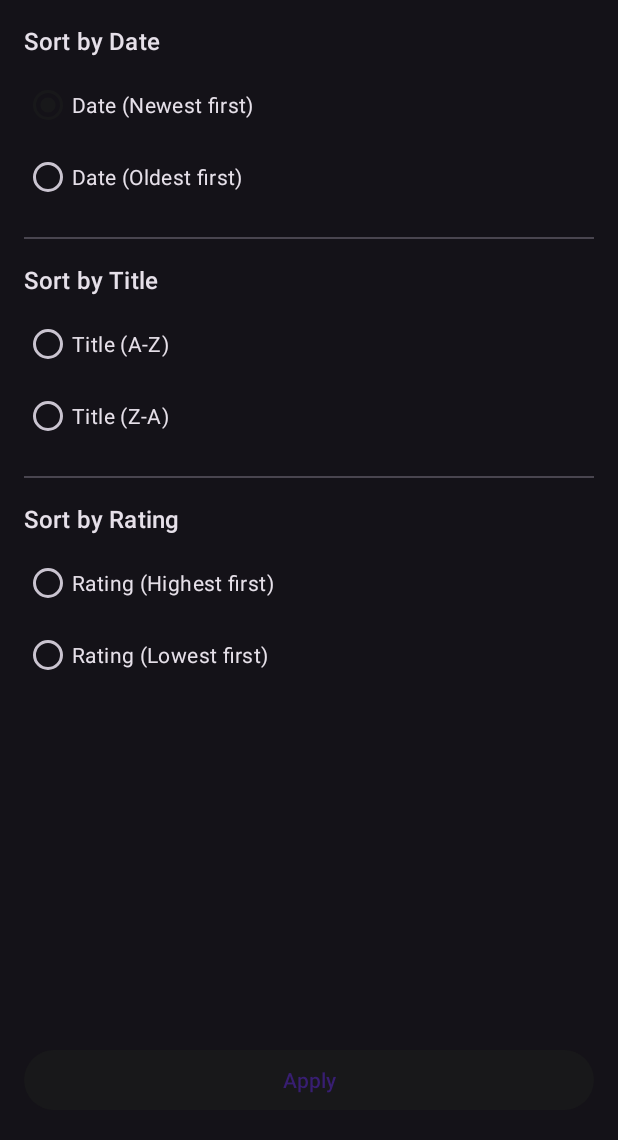
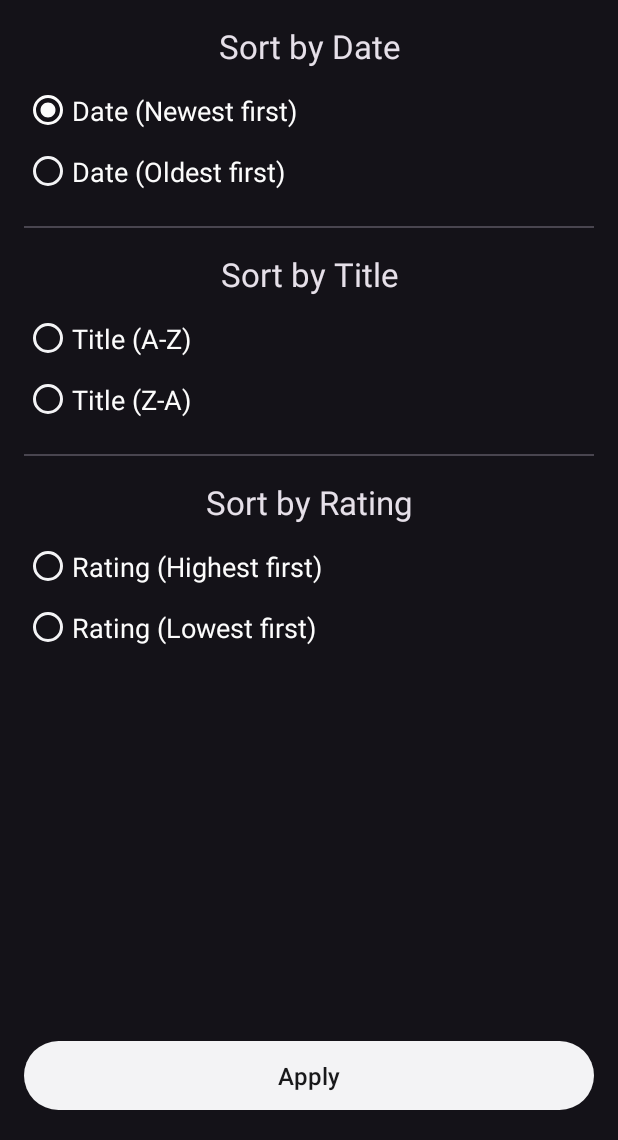
Before and after one commit to OkayMarta/BookDiaryMobile, an Android app: the screen it shows after launch (MainActivity), after a tap on "Sort", on a phone screen of 412 x 824 dp, the part 96-1236 px from its top. Run offline under Robolectric (Android 15) with nearby library versions, the phone set to English and light mode, and no system bars; our stand-ins replace Dagger/Hilt's generated code, Room's generated code, navigation-ui; 1 other tap on this screen came first.

Commit message:
Style: Refine layout and typography on Sort Options screen
Reworked the Sort Options screen to improve readability and visual hierarchy.

- Increased the font size for both section headers and radio button options.
- Centered the section headers ("Sort by Date," etc.) for a cleaner layout.
- Added vertical padding to sort options to make the list less dense and easier to interact with.
- Restyled the "Apply" button with a high-contrast background for better visibility.

```diff
--- /dev/null
+++ b/app/src/main/res/color/radio_button_tint_selector.xml
@@ -0,0 +1,10 @@
+<?xml version="1.0" encoding="utf-8"?>
+<selector xmlns:android="http://schemas.android.com/apk/res/android">
+
+    <!-- Колір, коли радіокнопка вибрана (checked) -->
+    <item android:color="@color/text_primary" android:state_checked="true" />
+
+    <!-- Колір за замовчуванням (не вибрана) -->
+    <item android:color="@color/text_secondary" />
+
+</selector>
--- a/app/src/main/res/layout/fragment_sort_options.xml
+++ b/app/src/main/res/layout/fragment_sort_options.xml
@@ -9,6 +9,7 @@
     <ScrollView
         android:layout_width="0dp"
         android:layout_height="0dp"
+        android:layout_marginBottom="16dp"
         app:layout_constraintTop_toTopOf="parent"
         app:layout_constraintStart_toStartOf="parent"
         app:layout_constraintEnd_toEndOf="parent"
@@ -19,30 +20,99 @@
             android:layout_width="match_parent"
             android:layout_height="wrap_content">
 
-            <TextView style="?attr/textAppearanceTitleMedium" android:text="Sort by Date" android:layout_marginBottom="8dp"/>
-            <RadioButton android:id="@+id/radio_date_desc" android:text="Date (Newest first)" />
-            <RadioButton android:id="@+id/radio_date_asc" android:text="Date (Oldest first)" />
+            <!-- Заголовок "Sort by Date" -->
+            <TextView
+                style="?attr/textAppearanceTitleLarge"
+                android:layout_width="match_parent"
+                android:layout_height="wrap_content"
+                android:layout_marginBottom="8dp"
+                android:gravity="center"
+                android:text="Sort by Date" />
+            <RadioButton
+                android:id="@+id/radio_date_desc"
+                android:layout_width="match_parent"
+                android:layout_height="wrap_content"
+                android:paddingVertical="8dp"
+                android:text="Date (Newest first)"
+                android:textSize="18sp" />
+            <RadioButton
+                android:id="@+id/radio_date_asc"
+                android:layout_width="match_parent"
+                android:layout_height="wrap_content"
+                android:paddingVertical="8dp"
+                android:text="Date (Oldest first)"
+                android:textSize="18sp" />
 
-            <com.google.android.material.divider.MaterialDivider android:layout_width="match_parent" android:layout_height="wrap_content" android:layout_marginVertical="16dp"/>
+            <com.google.android.material.divider.MaterialDivider
+                android:layout_width="match_parent"
+                android:layout_height="wrap_content"
+                android:layout_marginVertical="16dp"/>
 
-            <TextView style="?attr/textAppearanceTitleMedium" android:text="Sort by Title" android:layout_marginBottom="8dp"/>
-            <RadioButton android:id="@+id/radio_title_asc" android:text="Title (A-Z)" />
-            <RadioButton android:id="@+id/radio_title_desc" android:text="Title (Z-A)" />
+            <!-- Заголовок "Sort by Title" -->
+            <TextView
+                style="?attr/textAppearanceTitleLarge"
+                android:layout_width="match_parent"
+                android:layout_height="wrap_content"
+                android:layout_marginBottom="8dp"
+                android:gravity="center"
+                android:text="Sort by Title" />
+            <RadioButton
+                android:id="@+id/radio_title_asc"
+                android:layout_width="match_parent"
+                android:layout_height="wrap_content"
+                android:paddingVertical="8dp"
+                android:text="Title (A-Z)"
+                android:textSize="18sp" />
+            <RadioButton
+                android:id="@+id/radio_title_desc"
+                android:layout_width="match_parent"
+                android:layout_height="wrap_content"
+                android:paddingVertical="8dp"
+                android:text="Title (Z-A)"
+                android:textSize="18sp" />
 
-            <com.google.android.material.divider.MaterialDivider android:id="@+id/divider_rating" android:layout_width="match_parent" android:layout_height="wrap_content" android:layout_marginVertical="16dp"/>
+            <com.google.android.material.divider.MaterialDivider
+                android:id="@+id/divider_rating"
+                android:layout_width="match_parent"
+                android:layout_height="wrap_content"
+                android:layout_marginVertical="16dp"/>
 
-            <TextView style="?attr/textAppearanceTitleMedium" android:id="@+id/label_rating" android:text="Sort by Rating" android:layout_marginBottom="8dp"/>
-            <RadioButton android:id="@+id/radio_rating_desc" android:text="Rating (Highest first)" />
-            <RadioButton android:id="@+id/radio_rating_asc" android:text="Rating (Lowest first)" />
+            <!-- Заголовок "Sort by Rating" -->
+            <TextView
+                android:id="@+id/label_rating"
+                style="?attr/textAppearanceTitleLarge"
+                android:layout_width="match_parent"
+                android:layout_height="wrap_content"
+                android:layout_marginBottom="8dp"
+                android:gravity="center"
+                android:text="Sort by Rating" />
+            <RadioButton
+                android:id="@+id/radio_rating_desc"
+                android:layout_width="match_parent"
+                android:layout_height="wrap_content"
+                android:paddingVertical="8dp"
+                android:text="Rating (Highest first)"
+                android:textSize="18sp" />
+            <RadioButton
+                android:id="@+id/radio_rating_asc"
+                android:layout_width="match_parent"
+                android:layout_height="wrap_content"
+                android:paddingVertical="8dp"
+                android:text="Rating (Lowest first)"
+                android:textSize="18sp" />
 
         </RadioGroup>
     </ScrollView>
 
-    <Button
+    <com.google.android.material.button.MaterialButton
         android:id="@+id/button_apply_sort"
         android:layout_width="0dp"
         android:layout_height="wrap_content"
+        android:paddingVertical="12dp"
         android:text="Apply"
+        android:textColor="@color/background_dark"
+        android:textSize="16sp"
+        app:backgroundTint="@color/text_secondary"
         app:layout_constraintBottom_toBottomOf="parent"
         app:layout_constraintEnd_toEndOf="parent"
         app:layout_constraintStart_toStartOf="parent" />
--- a/app/src/main/res/values/colors.xml
+++ b/app/src/main/res/values/colors.xml
@@ -1,7 +1,7 @@
 <?xml version="1.0" encoding="utf-8"?>
 <resources>
     <color name="background_dark">#18181a</color> <!-- Стандартний темний фон -->
-    <color name="background_dark_highlight">#2A2A2C</color> <!-- Трохи світліший фон для виділення -->
+    <color name="background_dark_highlight">#424244</color> <!-- Трохи світліший фон для виділення -->
     <color name="text_primary">#FCFCFC</color>
     <color name="text_secondary">#F3F3F5</color>
     <color name="icon_tint">#FFFFFF</color>
--- a/app/src/main/res/values/themes.xml
+++ b/app/src/main/res/values/themes.xml
@@ -6,6 +6,8 @@
         <item name="android:statusBarColor">@color/background_dark</item>
         <!-- Прив'язуємо кастомну тему для всіх діалогів Material, щоб виправити колір кнопок -->
         <item name="materialAlertDialogTheme">@style/App.AlertDialogTheme</item>
+        <!-- Застосовуємо наш кастомний стиль до всіх радіокнопок у додатку -->
+        <item name="radioButtonStyle">@style/App.RadioButton</item>
     </style>
 
     <style name="Theme.BookDiaryMobile" parent="Base.Theme.BookDiaryMobile" />
@@ -18,6 +20,12 @@
     <!-- Стиль для кнопок у діалозі -->
     <style name="App.DialogButton" parent="Widget.Material3.Button.TextButton.Dialog">
         <item name="android:textColor">@color/text_secondary</item>
+    </style>
+
+    <!-- Кастомний стиль для радіокнопок -->
+    <style name="App.RadioButton" parent="Widget.AppCompat.CompoundButton.RadioButton">
+        <item name="android:textColor">@color/text_primary</item>
+        <item name="buttonTint">@color/radio_button_tint_selector</item>
     </style>
 
     <!-- Кастомна тема для старого DatePickerDialog. Застосовується програмно. -->
```
